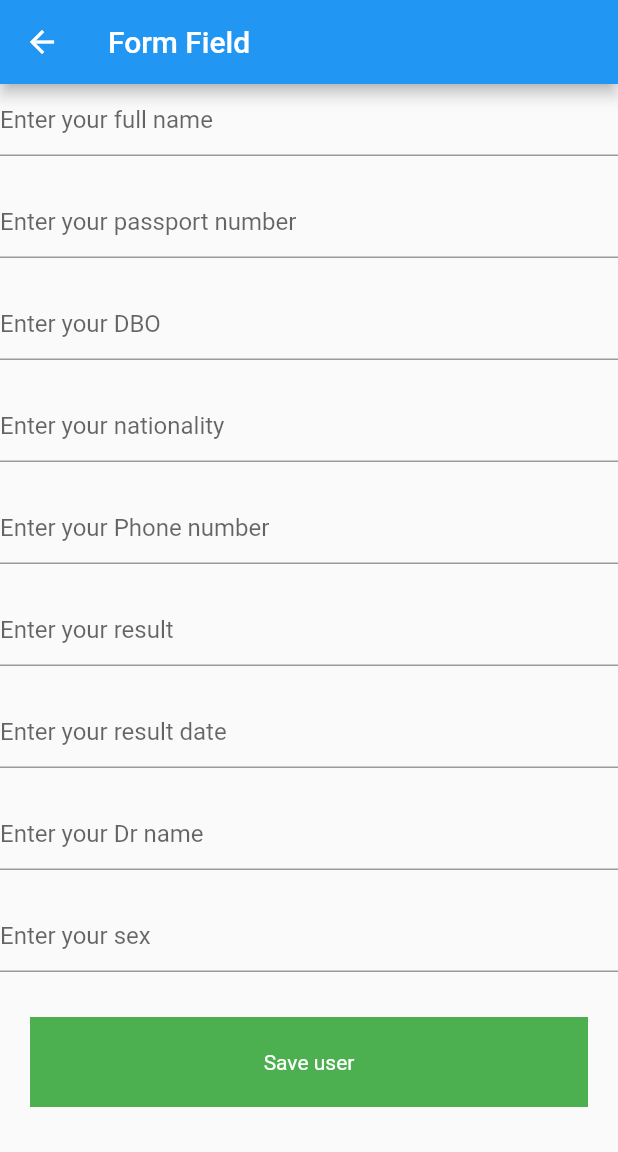
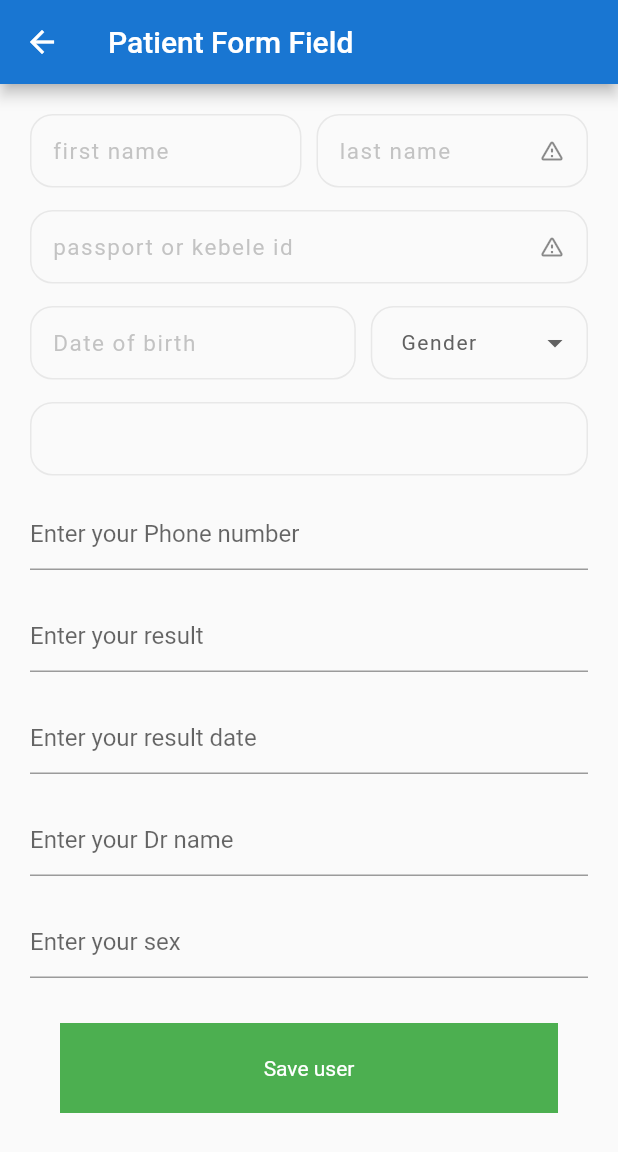
Before and after one commit to Amares03/covid_result_checker, a Flutter app: the MyFormField screen opened directly, on a phone screen of 412 x 824 dp. Shown: the top 1152 px of the screen. Run offline on Flutter 3.47's test engine with Material 2 defaults, Android fonts, the light colour scheme and no system bars; drawn by our look-alikes of dropdown_button2; our stand-ins replace firebase_auth, firebase_core, flutter_spinkit, flutter_svg, page_transition; accounts and stored records are empty.

Commit message:
styling the formfield

```diff
--- a/lib/services/apiFunctions.dart
+++ b/lib/services/apiFunctions.dart
@@ -19,7 +19,7 @@ class ApiFunction {
     String sex,
   ) async {
     final String apiUrl =
-        "https://covid-result-tester.herokuapp.com/api/users/${passportNum}";
+        "https://covid-result-tester.herokuapp.com/api/users/$passportNum";
     final Uri url = Uri.parse(apiUrl);
 
     final response = await http.put(url, body: {
--- a/lib/services/userModel.dart
+++ b/lib/services/userModel.dart
@@ -33,7 +33,8 @@ class UserModel {
   String? reviewedBy;
   String? sex;
 
-  factory UserModel.fromJson(Map<String, dynamic> json) => UserModel(
+  factory UserModel.fromJson(Map<String, dynamic> json) {
+    return UserModel(
       fullName: json["fullName"],
       passportNum: json["passportNum"],
       dbo: json["dbo"],
@@ -44,8 +45,10 @@ class UserModel {
       reviewedBy: json["reviewedBy"],
       sex: json["sex"],
     );
+  }
 
-  Map<String, dynamic> toJson() => {
+  Map<String, dynamic> toJson() {
+    return {
       "fullName": fullName,
       "passportNum": passportNum,
       "dbo": dbo,
@@ -57,3 +60,4 @@ class UserModel {
       "sex": sex,
     };
   }
+}
--- a/lib/widgets/big_text.dart
+++ b/lib/widgets/big_text.dart
@@ -15,6 +15,7 @@ class BigText extends StatelessWidget {
   Widget build(BuildContext context) {
     return Text(
       text,
+      textAlign: TextAlign.center,
       style: TextStyle(
         fontSize: fontSize ?? 24,
         fontWeight: FontWeight.bold,
--- a/lib/widgets/form_field.dart
+++ b/lib/widgets/form_field.dart
@@ -4,6 +4,9 @@ import 'package:covid_result_checker/pages/home_page.dart';
 import 'package:covid_result_checker/services/createUser.dart';
 import 'package:covid_result_checker/services/apiFunctions.dart';
 import 'package:covid_result_checker/services/userModel.dart';
+import 'package:covid_result_checker/utils/colors.dart';
+import 'package:covid_result_checker/widgets/txt_field.dart';
+import 'package:dropdown_button2/dropdown_button2.dart';
 import 'package:flutter/material.dart';
 
 CreateUser createUser = CreateUser();
@@ -22,83 +25,141 @@ class _MyFormFieldState extends State<MyFormField> {
   TextEditingController fullName = TextEditingController();
   TextEditingController passportNum = TextEditingController();
   TextEditingController dbo = TextEditingController();
-  TextEditingController nationality = TextEditingController();
+  // TextEditingController nationality = TextEditingController();
   TextEditingController phone = TextEditingController();
   TextEditingController result = TextEditingController();
   TextEditingController resultDate = TextEditingController();
   TextEditingController reviewedBy = TextEditingController();
   TextEditingController sex = TextEditingController();
 
+  final List<String> genderMenuList = ['Male', 'Female'];
+  String? selectedGenderType;
+
+  String nationalitString = '';
+
+  late TextEditingController firstName;
+  late TextEditingController lastName;
+  late TextEditingController idNumber;
+  late TextEditingController birthDate;
+  late TextEditingController nationality;
+  late TextEditingController gender;
+
+  @override
+  void initState() {
+    firstName = TextEditingController();
+    lastName = TextEditingController();
+    idNumber = TextEditingController();
+    birthDate = TextEditingController();
+    nationality = TextEditingController();
+    gender = TextEditingController();
+    super.initState();
+  }
+
+  @override
+  void dispose() {
+    firstName.dispose();
+    lastName.dispose();
+    idNumber.dispose();
+    birthDate.dispose();
+    nationality.dispose();
+    gender.dispose();
+    super.dispose();
+  }
+
   @override
   Widget build(BuildContext context) {
+    nationality.text = 'Ethiopia';
+    gender.text = 'male';
     return Scaffold(
       appBar: AppBar(
-        title: Text('Form Field'),
+        backgroundColor: Colours.mainColor,
+        title: Text('Patient Form Field'),
       ),
       body: Form(
         key: formKey,
         child: SingleChildScrollView(
+          padding: EdgeInsets.symmetric(horizontal: 20),
           child: Column(
             mainAxisAlignment: MainAxisAlignment.center,
             children: [
-              TextFormField(
-                controller: fullName,
-                decoration: InputDecoration(
-                  hintText: 'Enter your full name',
-                ),
-                validator: (value) {
-                  if (value!.isEmpty) {
-                    return "cannot be empty";
-                  } else {
-                    return null;
-                  }
-                },
+              SizedBox(height: 20),
+
+              // full name textfield
+              Row(
+                children: [
+                  Expanded(
+                    child: TxTField(
+                      hintText: 'first name',
+                      editingController: firstName,
+                    ),
+                  ),
+                  SizedBox(width: 10),
+                  Expanded(
+                    child: TxTField(
+                      hintText: 'last name',
+                      editingController: lastName,
+                      mandatory: true,
+                    ),
+                  ),
+                ],
               ),
-              SizedBox(height: 20),
-              TextFormField(
-                controller: passportNum,
-                decoration: InputDecoration(
-                  hintText: 'Enter your passport number',
-                ),
-                validator: (value) {
-                  if (value!.isEmpty) {
-                    return "cannot be empty";
-                  } else {
-                    return null;
-                  }
-                },
+              SizedBox(height: 15),
+              TxTField(
+                hintText: 'passport or kebele id',
+                editingController: idNumber,
+                mandatory: true,
               ),
-              SizedBox(height: 20),
-              if (widget.formType != FormType.DeleteUser)
-                TextFormField(
-                  controller: dbo,
-                  decoration: InputDecoration(
-                    hintText: 'Enter your DBO',
+              SizedBox(height: 15),
+              Row(
+                children: [
+                  Expanded(
+                    flex: 3,
+                    child: TxTField(
+                      hintText: 'Date of birth',
+                      editingController: birthDate,
+                    ),
                   ),
-                  validator: (value) {
-                    if (value!.isEmpty) {
-                      return "cannot be empty";
-                    } else {
-                      return null;
-                    }
-                  },
-                ),
-              SizedBox(height: 20),
-              if (widget.formType != FormType.DeleteUser)
-                TextFormField(
-                  controller: nationality,
-                  decoration: InputDecoration(
-                    hintText: 'Enter your nationality',
+                  SizedBox(width: 10),
+                  Expanded(
+                    flex: 2,
+                    child: TxTField(
+                      suffixIcon: DropdownButtonHideUnderline(
+                        child: DropdownButton2(
+                          hint: Text(
+                            'Gender',
+                            style: TextStyle(color: Colors.grey.shade700),
+                          ),
+                          items: genderMenuList.map((item) {
+                            return DropdownMenuItem<String>(
+                              value: item,
+                              child: Text(
+                                item,
+                                style: TextStyle(color: Colors.grey.shade700),
+                              ),
+                            );
+                          }).toList(),
+                          value: selectedGenderType,
+                          style: TextStyle(
+                            color: Colors.grey.shade700,
+                            letterSpacing: 1,
+                          ),
+                          onChanged: (value) => setState(
+                            () => selectedGenderType = value as String,
+                          ),
+                          buttonHeight: 42,
+                          buttonWidth: double.maxFinite,
+                          buttonPadding: EdgeInsets.only(left: 20, right: 10),
+                          itemHeight: 40,
+                        ),
+                      ),
+                    ),
                   ),
-                  validator: (value) {
-                    if (value!.isEmpty) {
-                      return "cannot be empty";
-                    } else {
-                      return null;
-                    }
-                  },
-                ),
-              SizedBox(height: 20),
+                ],
+              ),
+
+              SizedBox(height: 15),
+              TxTField(editingController: nationality),
+              SizedBox(height: 15),
               if (widget.formType != FormType.DeleteUser)
                 TextFormField(
                   controller: phone,
@@ -181,8 +242,8 @@ class _MyFormFieldState extends State<MyFormField> {
                       onTap: () async {
                         if (widget.formType == FormType.AddUser) {
                           final UserModel user = await createUser.createUser(
-                              fullName.text,
-                              passportNum.text,
+                              '${firstName.text}  ${lastName.text}',
+                              idNumber.text,
                               dbo.text,
                               nationality.text,
                               phone.text,
--- a/lib/widgets/txt_field.dart
+++ b/lib/widgets/txt_field.dart
@@ -4,17 +4,21 @@ import 'package:flutter/material.dart';
 class TxTField extends StatefulWidget {
   const TxTField({
     Key? key,
-    required this.hintText,
+    this.hintText,
     this.isPassword = false,
-    required this.editingController,
+    this.editingController,
     this.onTap,
     this.isConfirmField = false,
+    this.mandatory = false,
+    this.suffixIcon,
   }) : super(key: key);
-  final String hintText;
+  final String? hintText;
   final bool isPassword;
-  final TextEditingController editingController;
+  final TextEditingController? editingController;
   final Function()? onTap;
   final bool isConfirmField;
+  final bool mandatory;
+  final Widget? suffixIcon;
 
   @override
   State<TxTField> createState() => _TxTFieldState();
@@ -25,11 +29,11 @@ class _TxTFieldState extends State<TxTField> {
   @override
   Widget build(BuildContext context) {
     return TextFormField(
-      controller: widget.editingController,
+      controller: widget.suffixIcon == null ? null : widget.editingController,
       obscureText: widget.isPassword && isHiddenPassword ? true : false,
       autocorrect: widget.isPassword && isHiddenPassword ? true : false,
       style: TextStyle(
-        color: Colors.grey.shade500,
+        color: Colors.grey.shade700,
       ),
       decoration: InputDecoration(
         contentPadding: const EdgeInsets.all(15),
@@ -44,6 +48,7 @@ class _TxTFieldState extends State<TxTField> {
         hintStyle: TextStyle(
           color: Colors.grey.withOpacity(0.6),
           fontSize: 15,
+          letterSpacing: 1,
         ),
         enabledBorder: OutlineInputBorder(
           borderRadius: BorderRadius.circular(15),
@@ -57,17 +62,22 @@ class _TxTFieldState extends State<TxTField> {
             color: Colors.lightBlueAccent.withOpacity(0.6),
           ),
         ),
-        suffixIcon: widget.isPassword
+        suffixIcon: widget.suffixIcon ??
+            (widget.isPassword
                 ? InkWell(
                     onTap: () => setState(
                       () => isHiddenPassword = !isHiddenPassword,
                     ),
                     child: Icon(
-                  isHiddenPassword ? Icons.visibility_off : Icons.visibility,
+                      isHiddenPassword
+                          ? Icons.visibility_off
+                          : Icons.visibility,
                       color: isHiddenPassword ? Colors.grey : Colours.mainColor,
                     ),
                   )
-            : const SizedBox(height: 0),
+                : widget.mandatory
+                    ? const Icon(Icons.warning_amber_rounded)
+                    : const SizedBox()),
       ),
     );
   }
--- a/pubspec.yaml
+++ b/pubspec.yaml
@@ -40,6 +40,7 @@ dependencies:
   flutter_svg: ^1.0.3
   page_transition: ^2.0.5
   flutter_spinkit: ^5.1.0
+  dropdown_button2: ^1.5.1
 
 dev_dependencies:
   flutter_test:
```
Also changed, not shown: lib/pages/login_view.dart (+11 -4 lines), lib/pages/register_view.dart (+9 -2 lines), lib/services/createUser.dart (+6 -3 lines), pubspec.lock. Lines whose indentation alone changed are shown as unchanged.
